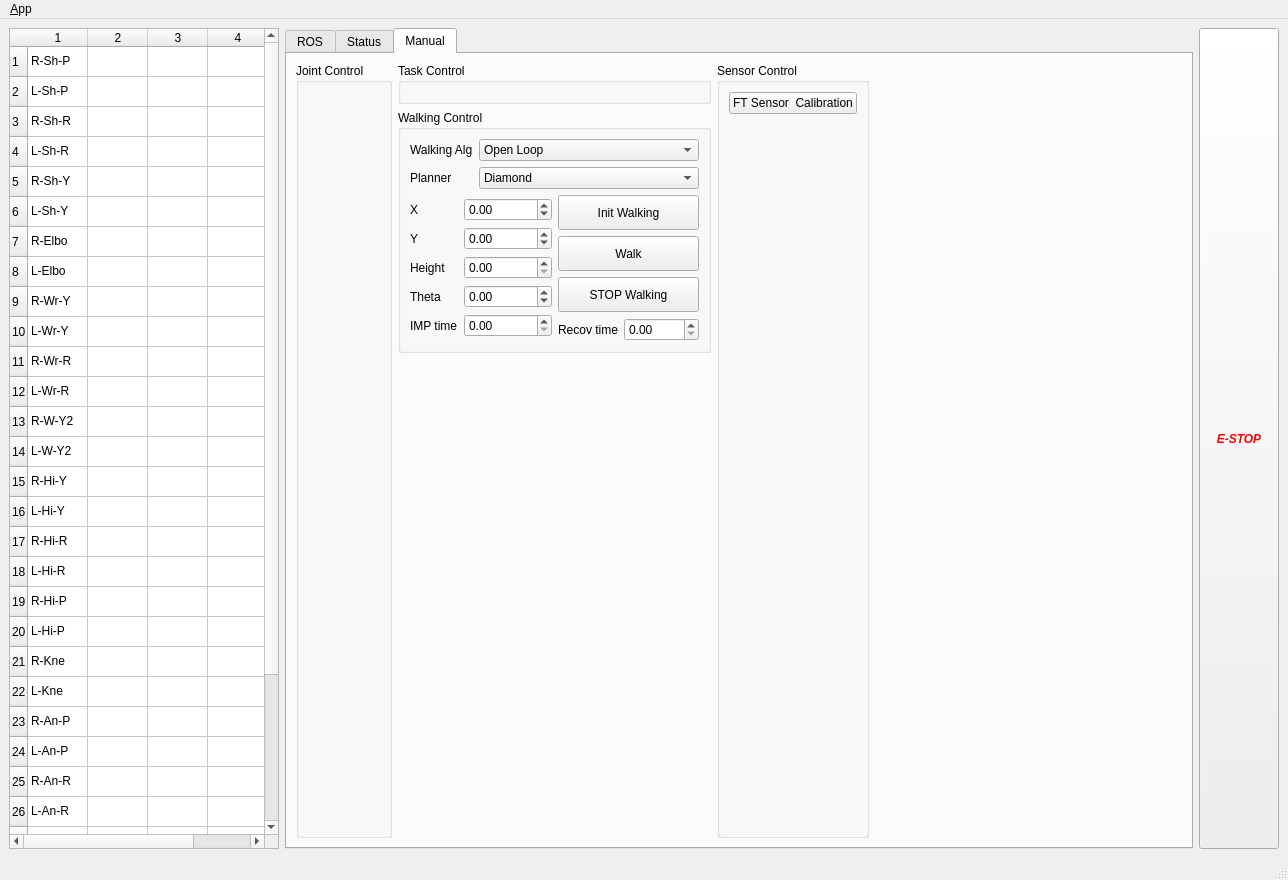
This is dyros_black_ui/ui/main_window.ui in jmpechem/sm_n_vis as Qt 5 draws it before an edit. The edited form follows.
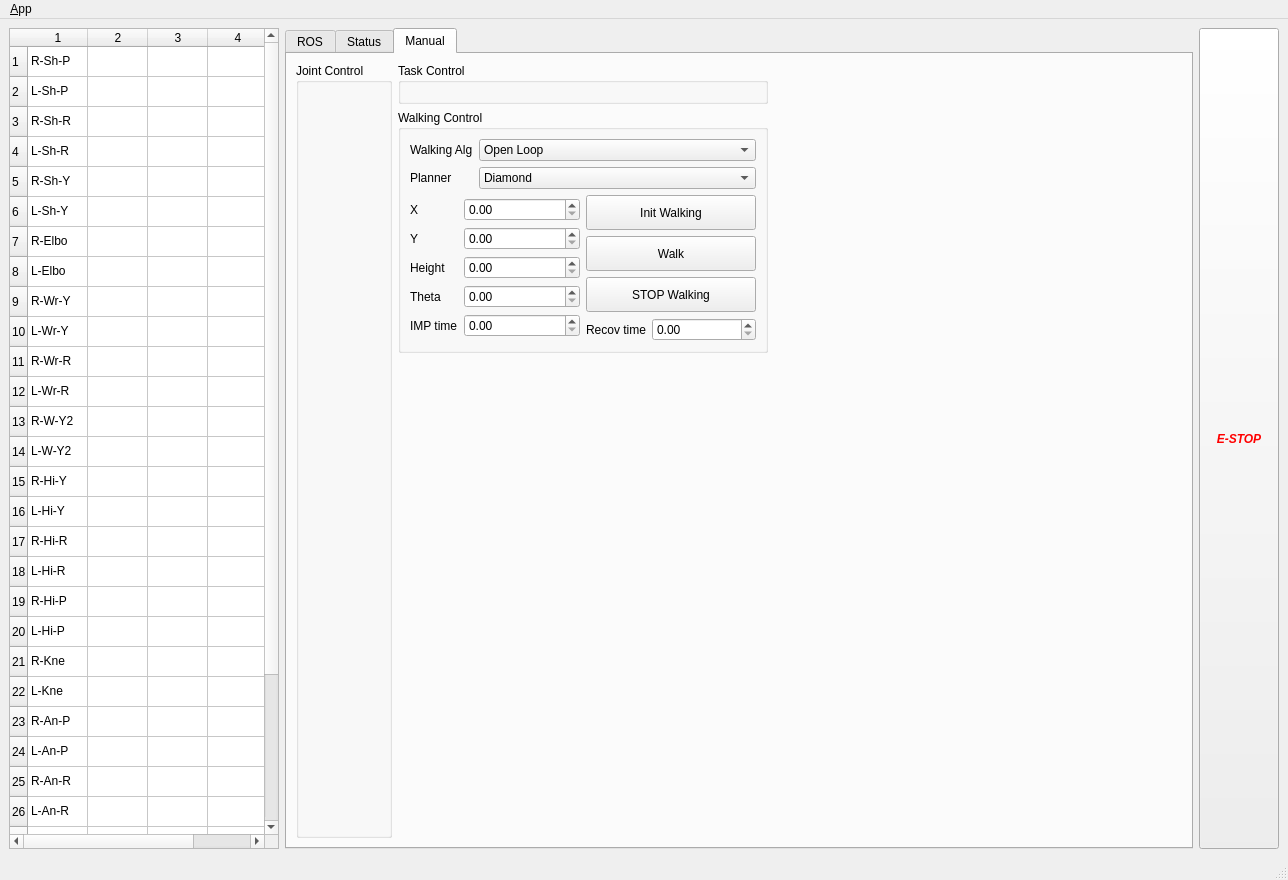
This is the edited form. Icons and pictures are not drawn.

```diff
--- a/dyros_black_ui/ui/main_window.ui
+++ b/dyros_black_ui/ui/main_window.ui
@@ -26,12 +26,6 @@
   <property name="locale">
    <locale language="English" country="UnitedStates"/>
   </property>
-  <property name="iconSize">
-   <size>
-    <width>24</width>
-    <height>24</height>
-   </size>
-  </property>
   <widget class="QWidget" name="centralwidget">
    <layout class="QHBoxLayout">
     <item>
@@ -1113,7 +1107,7 @@
        </attribute>
        <layout class="QHBoxLayout" name="horizontalLayout_2">
         <item>
-         <layout class="QHBoxLayout" name="horizontalLayout" stretch="0,0,0,0">
+         <layout class="QHBoxLayout" name="horizontalLayout" stretch="0,0,0">
           <property name="sizeConstraint">
            <enum>QLayout::SetDefaultConstraint</enum>
           </property>
@@ -1304,46 +1298,16 @@
                         </widget>
                        </item>
                        <item row="1" column="1">
-                        <widget class="QDoubleSpinBox" name="doubleSpinBox_walk_x">
-                         <property name="minimum">
-                          <double>-100.000000000000000</double>
-                         </property>
-                         <property name="maximum">
-                          <double>100.000000000000000</double>
-                         </property>
-                         <property name="singleStep">
-                          <double>0.100000000000000</double>
-                         </property>
-                        </widget>
+                        <widget class="QDoubleSpinBox" name="doubleSpinBox_walk_x"/>
                        </item>
                        <item row="2" column="1">
-                        <widget class="QDoubleSpinBox" name="doubleSpinBox_walk_y">
-                         <property name="minimum">
-                          <double>-100.000000000000000</double>
-                         </property>
-                         <property name="maximum">
-                          <double>100.000000000000000</double>
-                         </property>
-                         <property name="singleStep">
-                          <double>0.050000000000000</double>
-                         </property>
-                        </widget>
+                        <widget class="QDoubleSpinBox" name="doubleSpinBox_walk_y"/>
                        </item>
                        <item row="3" column="1">
                         <widget class="QDoubleSpinBox" name="doubleSpinBox_walk_height"/>
                        </item>
                        <item row="4" column="1">
-                        <widget class="QDoubleSpinBox" name="doubleSpinBox_walk_theta">
-                         <property name="minimum">
-                          <double>-500.000000000000000</double>
-                         </property>
-                         <property name="maximum">
-                          <double>500.000000000000000</double>
-                         </property>
-                         <property name="singleStep">
-                          <double>5.000000000000000</double>
-                         </property>
-                        </widget>
+                        <widget class="QDoubleSpinBox" name="doubleSpinBox_walk_theta"/>
                        </item>
                        <item row="5" column="1">
                         <widget class="QDoubleSpinBox" name="doubleSpinBox_walk_imp_time"/>
@@ -1431,39 +1395,6 @@
             </item>
            </layout>
           </item>
-          <item>
-           <widget class="QGroupBox" name="groupBox_sensor_ctrl">
-            <property name="title">
-             <string>Sensor Control</string>
-            </property>
-            <layout class="QVBoxLayout" name="verticalLayout_21">
-             <item>
-              <layout class="QVBoxLayout" name="verticalLayout_5">
-               <item>
-                <widget class="QPushButton" name="button_ft_calib">
-                 <property name="text">
-                  <string>FT Sensor  Calibration</string>
-                 </property>
-                </widget>
-               </item>
-              </layout>
-             </item>
-             <item>
-              <spacer name="verticalSpacer_12">
-               <property name="orientation">
-                <enum>Qt::Vertical</enum>
-               </property>
-               <property name="sizeHint" stdset="0">
-                <size>
-                 <width>20</width>
-                 <height>40</height>
-                </size>
-               </property>
-              </spacer>
-             </item>
-            </layout>
-           </widget>
-          </item>
           <item>
            <spacer name="horizontalSpacer_2">
             <property name="orientation">
```
Left out of the diff: 6 changed lines with no effect on the pictures.
